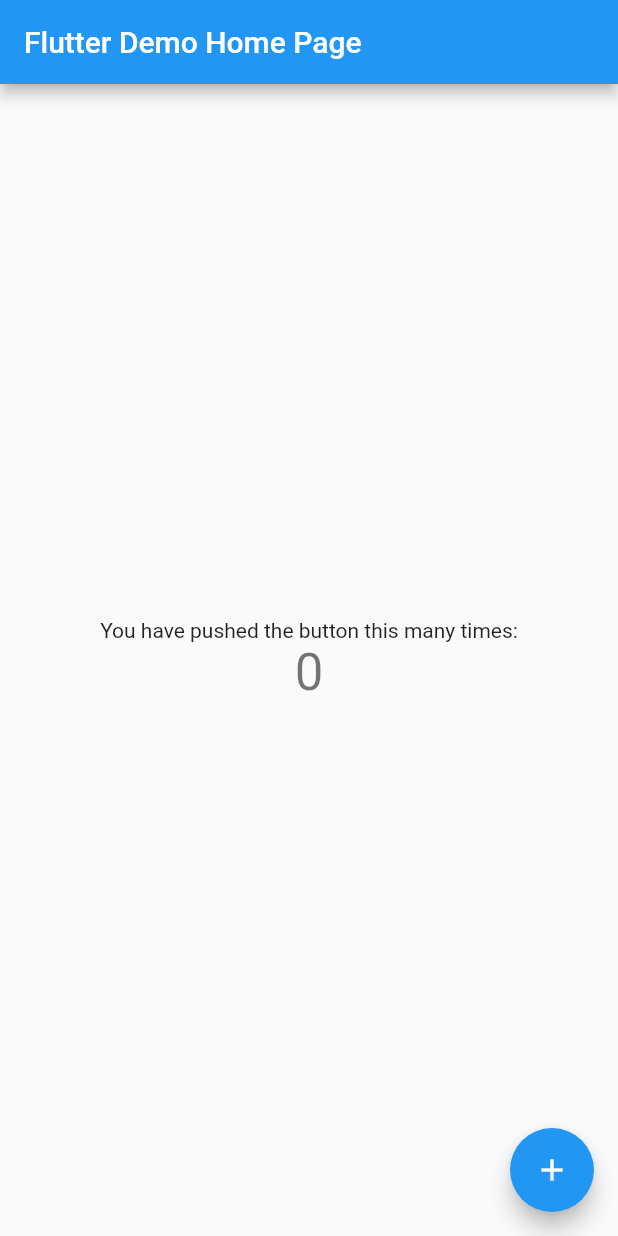
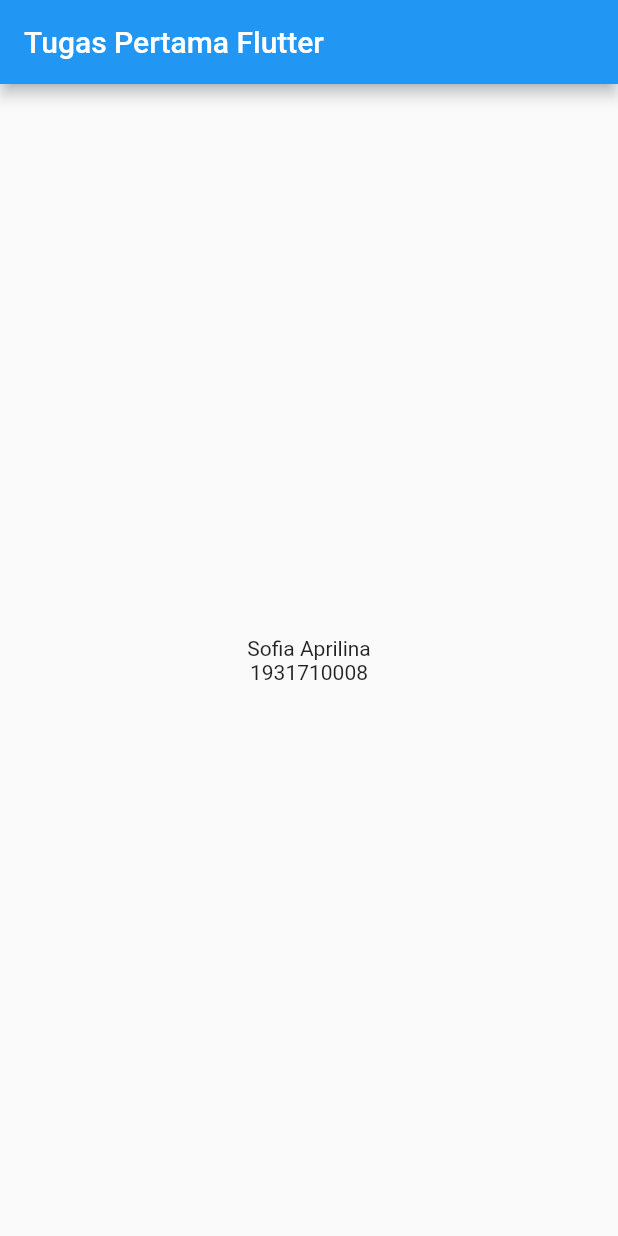
Before and after one commit to sofiaaprilina/polinema_mobile_flutter_hello, a Flutter app: the screen it shows after launch, on a phone screen of 412 x 824 dp. Run offline on Flutter 3.47's test engine with Material 2 defaults, Android fonts, the phone set to English and light mode, and no system bars.

Commit message:
Tugas no 3 jobsheet (memunculkan nama dan nim)

```diff
--- a/lib/main.dart
+++ b/lib/main.dart
@@ -22,7 +22,7 @@
         // is not restarted.
         primarySwatch: Colors.blue,
       ),
-      home: MyHomePage(title: 'Flutter Demo Home Page'),
+      home: MyHomePage(title: 'Tugas Pertama Flutter'),
     );
   }
 }
@@ -94,20 +94,20 @@
           mainAxisAlignment: MainAxisAlignment.center,
           children: <Widget>[
             Text(
-              'You have pushed the button this many times:',
+              'Sofia Aprilina',
             ),
             Text(
-              '$_counter',
-              style: Theme.of(context).textTheme.headline4,
+              '1931710008',
+              //style: Theme.of(context).textTheme.headline4,
             ),
           ],
         ),
       ),
-      floatingActionButton: FloatingActionButton(
-        onPressed: _incrementCounter,
-        tooltip: 'Increment',
-        child: Icon(Icons.add),
-      ), // This trailing comma makes auto-formatting nicer for build methods.
+        // floatingActionButton: FloatingActionButton(
+        //   onPressed: _incrementCounter,
+        //   tooltip: 'Increment',
+        //   child: Icon(Icons.add),
+        // ), // This trailing comma makes auto-formatting nicer for build methods.
     );
   }
 }
```
